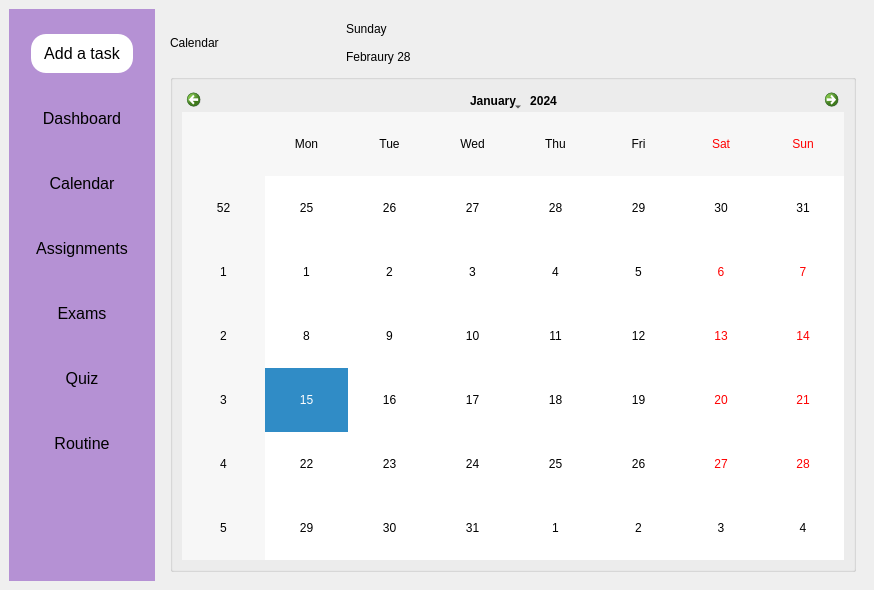
First picture: the form in mainwindow.ui, repository aveens13/KU-Planner, before the edit.
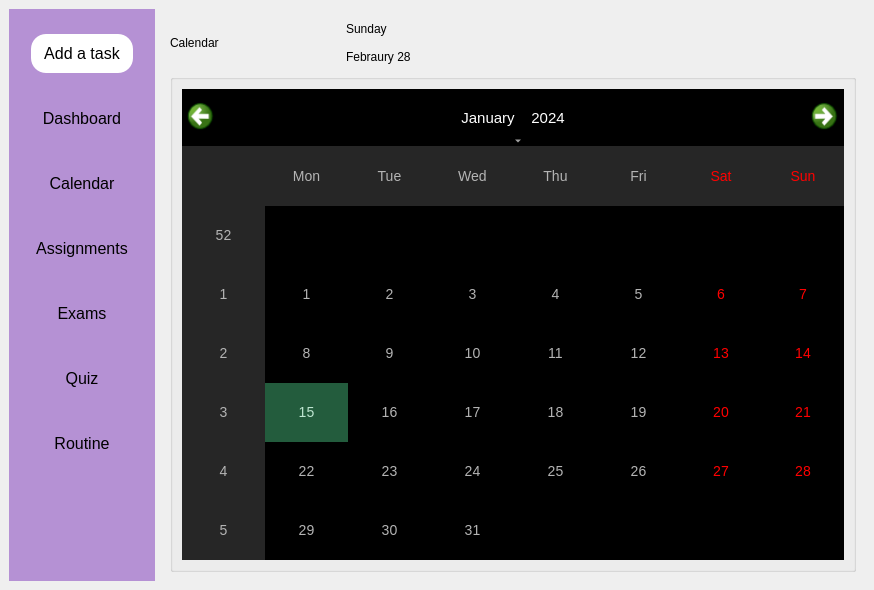
Second picture: the form after the edit. The open tabs and pages were chosen to show the change. Icons and pictures are not drawn.

```diff
--- a/mainwindow.ui
+++ b/mainwindow.ui
@@ -600,7 +600,53 @@
                 </property>
                 <layout class="QVBoxLayout" name="verticalLayout_16">
                  <item>
-                  <widget class="QCalendarWidget" name="calendarWidget"/>
+                  <widget class="QCalendarWidget" name="calendarWidget">
+                   <property name="styleSheet">
+                    <string notr="true">QCalendarWidget QToolButton {
+	background: black;
+	height: 50px;
+	font: 15px;
+	icon-size: 30px, 30px;
+	color:white;
+}
+
+
+QCalendarWidget QWidget { alternate-background-color: 	rgb(38, 38, 38);}
+
+
+QCalendarWidget QAbstractItemView:enabled 
+  {
+  	font-size:14px;  
+  	color: rgb(180, 180, 180);  
+  	background-color: black;  
+  	selection-background-color: #235c3d; 
+  	selection-color: #bee6d1; 
+  }
+
+QCalendarWidget QWidget#qt_calendar_navigationbar
+{ 
+  background-color: black;
+}
+
+QCalendarWidget QSpinBox { 
+  	width: 50px; 
+  	font-size:14px; 
+  	color: white; 
+  	background-color: rgb(100,100,100); 
+  	selection-background-color: rgb(136, 136, 136);
+  	selection-color: rgb(255, 255, 255);
+  }
+
+
+ QCalendarWidget QMenu {
+  	width: 100px;
+  	left: 20px;
+  	color: white;
+  	font-size: 14px;
+  	background-color: rgb(100, 100, 100);
+  }</string>
+                   </property>
+                  </widget>
                  </item>
                 </layout>
                </widget>
```
